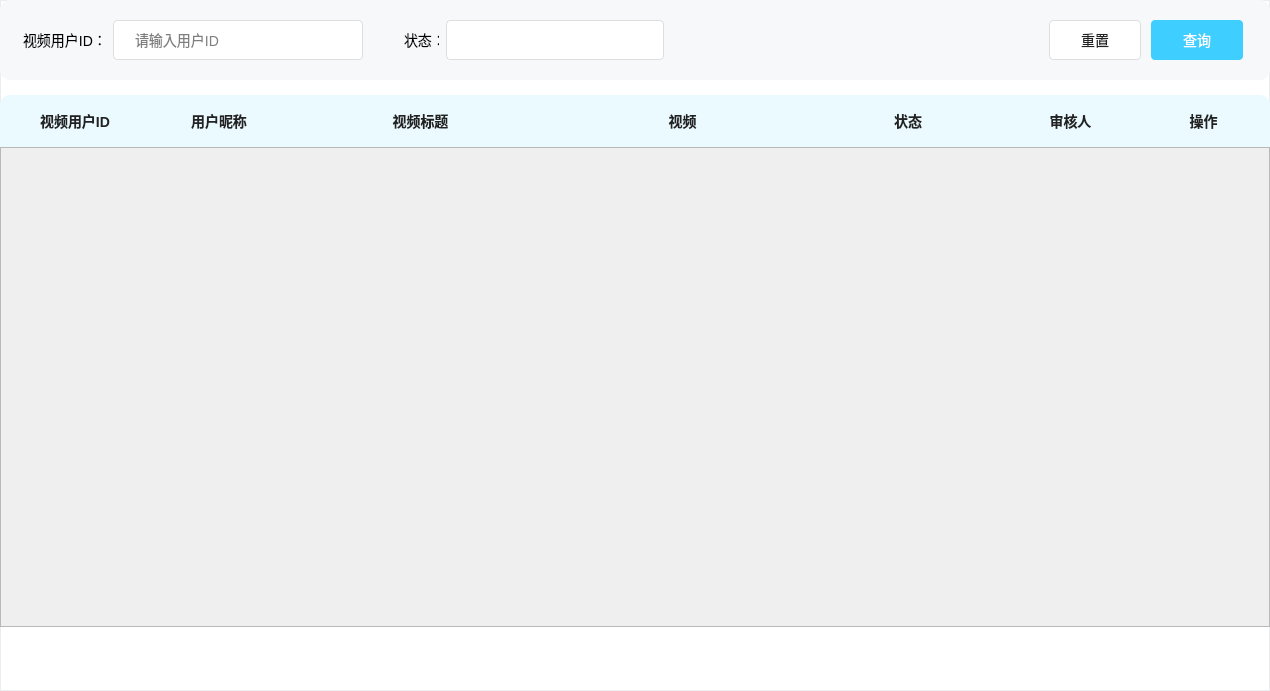
This is MyVideoPlayer-Client/checktable.ui in Kutbas/MyVideoPlayer-Client as Qt 5 draws it before an edit. The edited form follows.
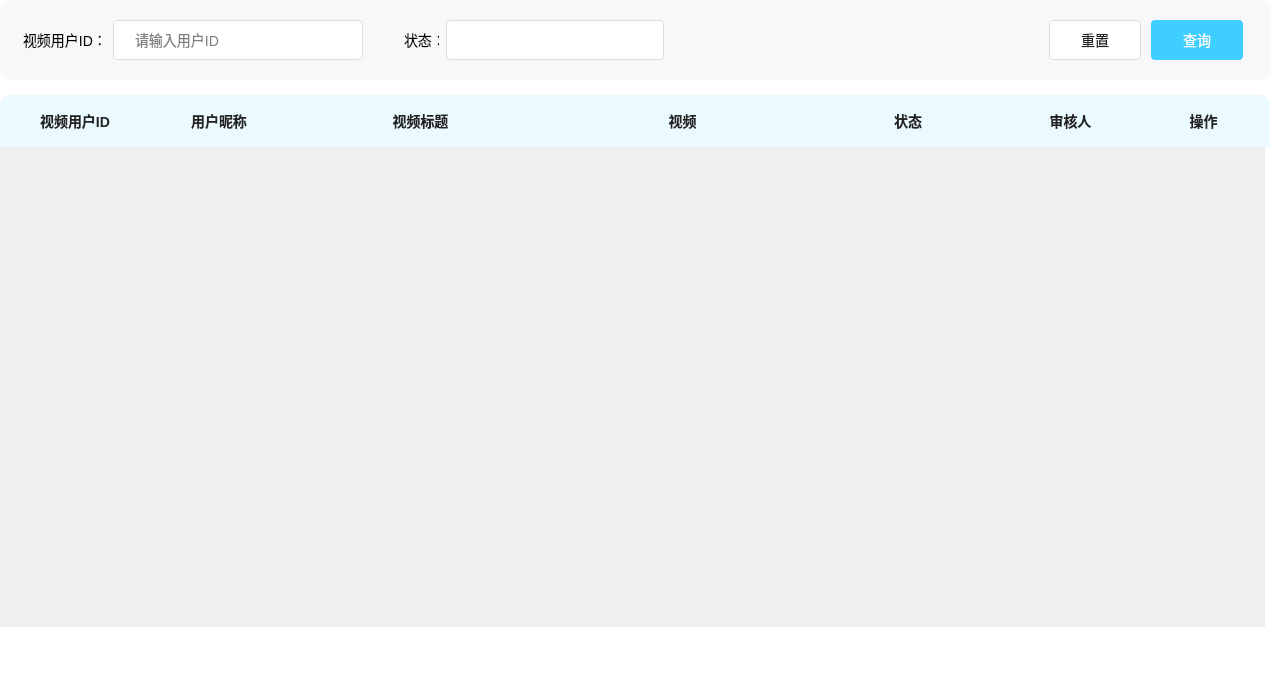
This is the edited form. Icons and pictures are not drawn.

The edit to the form file:
```diff
--- a/MyVideoPlayer-Client/checktable.ui
+++ b/MyVideoPlayer-Client/checktable.ui
@@ -34,7 +34,7 @@
      <property name="styleSheet">
       <string notr="true">#checkTableBg{
 	background-color:white;
-	border: 1px solid #EBEDF0;
+	/*border: 1px solid #EBEDF0;*/
 }
 
 *{
@@ -656,7 +656,7 @@
           <number>0</number>
          </property>
          <property name="rightMargin">
-          <number>0</number>
+          <number>5</number>
          </property>
          <property name="bottomMargin">
           <number>15</number>
@@ -664,7 +664,7 @@
          <item>
           <widget class="QScrollArea" name="scrollArea">
            <property name="styleSheet">
-            <string notr="true">#ScrollArea{
+            <string notr="true">#scrollArea{
 	border : none;
 }
 
@@ -699,8 +699,8 @@
              <rect>
               <x>0</x>
               <y>0</y>
-              <width>1268</width>
-              <height>478</height>
+              <width>1265</width>
+              <height>480</height>
              </rect>
             </property>
             <layout class="QVBoxLayout" name="verticalLayout_5">
```
